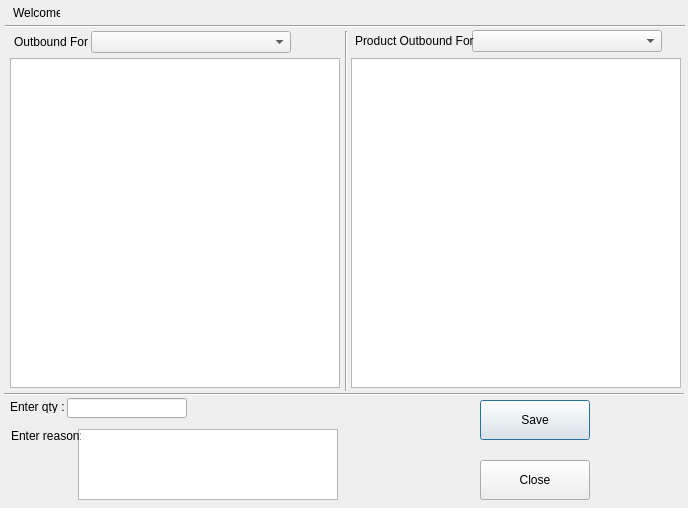
The window that uiview/qtui/ui_oubound.ui (himalsaman/kmfmaintenance) describes before a commit, drawn with Qt 5.
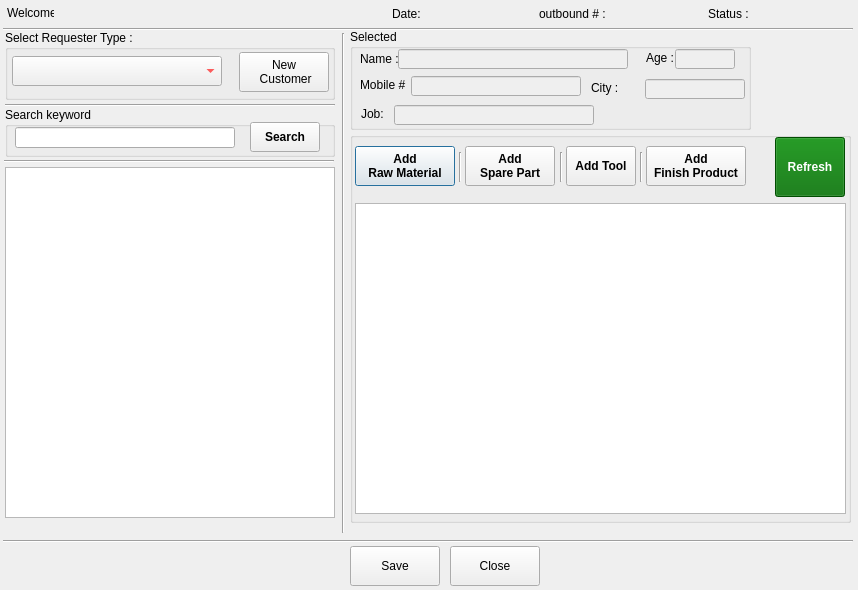
The same window after the commit.

Patch:
```diff
--- a/uiview/qtui/ui_oubound.ui
+++ b/uiview/qtui/ui_oubound.ui
@@ -1,40 +1,46 @@
 <?xml version="1.0" encoding="UTF-8"?>
 <ui version="4.0">
- <class>outboundDialog</class>
- <widget class="QDialog" name="outboundDialog">
+ <class>createOBDialog</class>
+ <widget class="QDialog" name="createOBDialog">
   <property name="geometry">
    <rect>
     <x>0</x>
     <y>0</y>
-    <width>688</width>
-    <height>508</height>
+    <width>858</width>
+    <height>590</height>
    </rect>
   </property>
   <property name="windowTitle">
-   <string>Outbound</string>
+   <string>Create Outbound</string>
   </property>
   <widget class="QLabel" name="label">
    <property name="geometry">
     <rect>
-     <x>13</x>
+     <x>7</x>
      <y>3</y>
      <width>47</width>
      <height>20</height>
     </rect>
    </property>
    <property name="text">
-    <string>Welcome,</string>
+    <string>Welcome, </string>
    </property>
   </widget>
-  <widget class="QLabel" name="label_2">
+  <widget class="QLabel" name="loggedUserlbl">
    <property name="geometry">
     <rect>
-     <x>66</x>
-     <y>3</y>
-     <width>210</width>
+     <x>58</x>
+     <y>4</y>
+     <width>180</width>
      <height>20</height>
     </rect>
    </property>
+   <property name="font">
+    <font>
+     <weight>75</weight>
+     <bold>true</bold>
+    </font>
+   </property>
    <property name="text">
     <string/>
    </property>
@@ -42,9 +48,9 @@
   <widget class="Line" name="line">
    <property name="geometry">
     <rect>
-     <x>5</x>
-     <y>25</y>
-     <width>680</width>
+     <x>3</x>
+     <y>28</y>
+     <width>850</width>
      <height>3</height>
     </rect>
    </property>
@@ -52,230 +58,311 @@
     <enum>Qt::Horizontal</enum>
    </property>
   </widget>
-  <widget class="QTableView" name="empltableView">
-   <property name="geometry">
-    <rect>
-     <x>10</x>
-     <y>58</y>
-     <width>330</width>
-     <height>330</height>
-    </rect>
+  <widget class="QGroupBox" name="bomgroupbox">
+   <property name="enabled">
+    <bool>true</bool>
    </property>
-  </widget>
-  <widget class="QTableView" name="toltableView">
    <property name="geometry">
     <rect>
-     <x>351</x>
-     <y>58</y>
-     <width>330</width>
-     <height>330</height>
+     <x>350</x>
+     <y>132</y>
+     <width>501</width>
+     <height>391</height>
     </rect>
    </property>
-  </widget>
-  <widget class="QTableView" name="finishtableView">
-   <property name="geometry">
-    <rect>
-     <x>351</x>
-     <y>58</y>
-     <width>330</width>
-     <height>330</height>
-    </rect>
+   <property name="title">
+    <string/>
    </property>
-  </widget>
-  <widget class="Line" name="line_2">
-   <property name="geometry">
-    <rect>
-     <x>4</x>
-     <y>393</y>
-     <width>680</width>
-     <height>3</height>
-    </rect>
-   </property>
-   <property name="orientation">
-    <enum>Qt::Horizontal</enum>
-   </property>
-  </widget>
-  <widget class="QLabel" name="label_4">
-   <property name="geometry">
-    <rect>
-     <x>14</x>
-     <y>35</y>
-     <width>80</width>
-     <height>13</height>
-    </rect>
-   </property>
-   <property name="text">
-    <string>Outbound For :</string>
-   </property>
-  </widget>
-  <widget class="QComboBox" name="percomboBox">
-   <property name="geometry">
-    <rect>
-     <x>91</x>
-     <y>31</y>
-     <width>200</width>
-     <height>22</height>
-    </rect>
-   </property>
-   <item>
-    <property name="text">
-     <string/>
+   <widget class="QPushButton" name="addNewRMbtn">
+    <property name="geometry">
+     <rect>
+      <x>5</x>
+      <y>14</y>
+      <width>100</width>
+      <height>40</height>
+     </rect>
     </property>
-   </item>
-   <item>
-    <property name="text">
-     <string>Employee</string>
+    <property name="font">
+     <font>
+      <pointsize>9</pointsize>
+      <weight>75</weight>
+      <bold>true</bold>
+     </font>
     </property>
-   </item>
-   <item>
     <property name="text">
-     <string>Customer</string>
+     <string>Add 
+Raw Material</string>
     </property>
-   </item>
-  </widget>
-  <widget class="QTableView" name="custableView">
-   <property name="geometry">
-    <rect>
-     <x>10</x>
-     <y>58</y>
-     <width>330</width>
-     <height>330</height>
-    </rect>
-   </property>
-  </widget>
-  <widget class="Line" name="line_3">
-   <property name="geometry">
-    <rect>
-     <x>345</x>
-     <y>31</y>
-     <width>3</width>
-     <height>360</height>
-    </rect>
-   </property>
-   <property name="orientation">
-    <enum>Qt::Vertical</enum>
-   </property>
-  </widget>
-  <widget class="QComboBox" name="procomboBox">
-   <property name="geometry">
-    <rect>
-     <x>472</x>
-     <y>30</y>
-     <width>190</width>
-     <height>22</height>
-    </rect>
-   </property>
-   <item>
-    <property name="text">
-     <string/>
+   </widget>
+   <widget class="QPushButton" name="addNewSPbtn">
+    <property name="geometry">
+     <rect>
+      <x>115</x>
+      <y>14</y>
+      <width>90</width>
+      <height>40</height>
+     </rect>
     </property>
-   </item>
-   <item>
+    <property name="font">
+     <font>
+      <pointsize>9</pointsize>
+      <weight>75</weight>
+      <bold>true</bold>
+     </font>
+    </property>
     <property name="text">
-     <string>Tools</string>
+     <string>Add 
+Spare Part</string>
     </property>
-   </item>
-   <item>
+   </widget>
+   <widget class="QTableView" name="protableView">
+    <property name="geometry">
+     <rect>
+      <x>5</x>
+      <y>71</y>
+      <width>491</width>
+      <height>311</height>
+     </rect>
+    </property>
+    <property name="editTriggers">
+     <set>QAbstractItemView::NoEditTriggers</set>
+    </property>
+    <property name="tabKeyNavigation">
+     <bool>false</bool>
+    </property>
+    <property name="showDropIndicator" stdset="0">
+     <bool>false</bool>
+    </property>
+    <property name="dragDropOverwriteMode">
+     <bool>false</bool>
+    </property>
+    <property name="selectionMode">
+     <enum>QAbstractItemView::SingleSelection</enum>
+    </property>
+    <property name="selectionBehavior">
+     <enum>QAbstractItemView::SelectRows</enum>
+    </property>
+   </widget>
+   <widget class="QPushButton" name="addNewTObtn">
+    <property name="geometry">
+     <rect>
+      <x>216</x>
+      <y>14</y>
+      <width>70</width>
+      <height>40</height>
+     </rect>
+    </property>
+    <property name="font">
+     <font>
+      <pointsize>9</pointsize>
+      <weight>75</weight>
+      <bold>true</bold>
+     </font>
+    </property>
     <property name="text">
-     <string>Spare Part</string>
+     <string>Add Tool</string>
     </property>
-   </item>
-   <item>
+   </widget>
+   <widget class="QPushButton" name="addNewFPbtn">
+    <property name="geometry">
+     <rect>
+      <x>296</x>
+      <y>14</y>
+      <width>100</width>
+      <height>40</height>
+     </rect>
+    </property>
+    <property name="font">
+     <font>
+      <pointsize>9</pointsize>
+      <weight>75</weight>
+      <bold>true</bold>
+     </font>
+    </property>
     <property name="text">
-     <string>Raw Material</string>
+     <string>Add 
+Finish Product</string>
     </property>
-   </item>
-   <item>
+   </widget>
+   <widget class="Line" name="line_2">
+    <property name="geometry">
+     <rect>
+      <x>109</x>
+      <y>20</y>
+      <width>3</width>
+      <height>30</height>
+     </rect>
+    </property>
+    <property name="orientation">
+     <enum>Qt::Vertical</enum>
+    </property>
+   </widget>
+   <widget class="Line" name="line_4">
+    <property name="geometry">
+     <rect>
+      <x>210</x>
+      <y>20</y>
+      <width>3</width>
+      <height>30</height>
+     </rect>
+    </property>
+    <property name="orientation">
+     <enum>Qt::Vertical</enum>
+    </property>
+   </widget>
+   <widget class="Line" name="line_5">
+    <property name="geometry">
+     <rect>
+      <x>290</x>
+      <y>20</y>
+      <width>3</width>
+      <height>30</height>
+     </rect>
+    </property>
+    <property name="orientation">
+     <enum>Qt::Vertical</enum>
+    </property>
+   </widget>
+   <widget class="QPushButton" name="refreshbtn">
+    <property name="geometry">
+     <rect>
+      <x>425</x>
+      <y>5</y>
+      <width>70</width>
+      <height>60</height>
+     </rect>
+    </property>
+    <property name="font">
+     <font>
+      <pointsize>9</pointsize>
+      <weight>75</weight>
+      <bold>true</bold>
+     </font>
+    </property>
+    <property name="styleSheet">
+     <string notr="true">background-color: rgb(0, 108, 0);
+color: rgb(255, 255, 255);</string>
+    </property>
     <property name="text">
-     <string>Finish Product</string>
+     <string>Refresh</string>
     </property>
-   </item>
+   </widget>
   </widget>
-  <widget class="QLabel" name="label_6">
+  <widget class="QLabel" name="label_2">
    <property name="geometry">
     <rect>
-     <x>355</x>
-     <y>34</y>
-     <width>120</width>
-     <height>13</height>
+     <x>392</x>
+     <y>4</y>
+     <width>30</width>
+     <height>20</height>
     </rect>
    </property>
    <property name="text">
-    <string>Product Outbound For :</string>
+    <string>Date:</string>
    </property>
   </widget>
-  <widget class="QLabel" name="label_3">
+  <widget class="QLabel" name="nowdatelbl">
    <property name="geometry">
     <rect>
-     <x>10</x>
-     <y>400</y>
-     <width>60</width>
-     <height>13</height>
+     <x>424</x>
+     <y>4</y>
+     <width>111</width>
+     <height>20</height>
     </rect>
    </property>
+   <property name="font">
+    <font>
+     <weight>75</weight>
+     <bold>true</bold>
+    </font>
+   </property>
    <property name="text">
-    <string>Enter qty :</string>
+    <string/>
    </property>
   </widget>
-  <widget class="QLineEdit" name="qtyled">
+  <widget class="QLabel" name="outboundnumlbl">
    <property name="geometry">
     <rect>
-     <x>67</x>
-     <y>398</y>
-     <width>120</width>
+     <x>605</x>
+     <y>4</y>
+     <width>100</width>
      <height>20</height>
     </rect>
    </property>
-  </widget>
-  <widget class="QTextEdit" name="reasonled">
-   <property name="geometry">
-    <rect>
-     <x>78</x>
-     <y>429</y>
-     <width>260</width>
-     <height>71</height>
-    </rect>
+   <property name="font">
+    <font>
+     <weight>75</weight>
+     <bold>true</bold>
+    </font>
+   </property>
+   <property name="text">
+    <string/>
    </property>
   </widget>
   <widget class="QLabel" name="label_5">
    <property name="geometry">
     <rect>
-     <x>11</x>
-     <y>429</y>
+     <x>539</x>
+     <y>4</y>
      <width>70</width>
-     <height>13</height>
+     <height>20</height>
     </rect>
    </property>
    <property name="text">
-    <string>Enter reason:</string>
+    <string>outbound # :</string>
    </property>
   </widget>
-  <widget class="QTableView" name="rawtableView">
+  <widget class="QLabel" name="label_6">
    <property name="geometry">
     <rect>
-     <x>351</x>
-     <y>58</y>
-     <width>330</width>
-     <height>330</height>
+     <x>708</x>
+     <y>4</y>
+     <width>40</width>
+     <height>20</height>
     </rect>
    </property>
+   <property name="text">
+    <string>Status :</string>
+   </property>
   </widget>
-  <widget class="QTableView" name="sparetableView">
+  <widget class="QLabel" name="outboundstatuslbl">
    <property name="geometry">
     <rect>
-     <x>351</x>
-     <y>58</y>
-     <width>330</width>
-     <height>330</height>
+     <x>746</x>
+     <y>4</y>
+     <width>101</width>
+     <height>20</height>
     </rect>
+   </property>
+   <property name="font">
+    <font>
+     <weight>75</weight>
+     <bold>true</bold>
+    </font>
+   </property>
+   <property name="text">
+    <string/>
+   </property>
+  </widget>
+  <widget class="Line" name="line_7">
+   <property name="geometry">
+    <rect>
+     <x>3</x>
+     <y>540</y>
+     <width>850</width>
+     <height>3</height>
+    </rect>
+   </property>
+   <property name="orientation">
+    <enum>Qt::Horizontal</enum>
    </property>
   </widget>
   <widget class="QPushButton" name="savebtn">
    <property name="geometry">
     <rect>
-     <x>480</x>
-     <y>400</y>
-     <width>110</width>
+     <x>350</x>
+     <y>546</y>
+     <width>90</width>
      <height>40</height>
     </rect>
    </property>
@@ -286,9 +373,9 @@
   <widget class="QPushButton" name="closebtn">
    <property name="geometry">
     <rect>
-     <x>480</x>
-     <y>460</y>
-     <width>110</width>
+     <x>450</x>
+     <y>546</y>
+     <width>90</width>
      <height>40</height>
     </rect>
    </property>
@@ -296,6 +383,354 @@
     <string>Close</string>
    </property>
   </widget>
+  <widget class="QGroupBox" name="searchresultgbox">
+   <property name="geometry">
+    <rect>
+     <x>350</x>
+     <y>29</y>
+     <width>401</width>
+     <height>101</height>
+    </rect>
+   </property>
+   <property name="title">
+    <string>Selected </string>
+   </property>
+   <widget class="QLabel" name="label_8">
+    <property name="geometry">
+     <rect>
+      <x>10</x>
+      <y>20</y>
+      <width>47</width>
+      <height>20</height>
+     </rect>
+    </property>
+    <property name="text">
+     <string>Name :</string>
+    </property>
+   </widget>
+   <widget class="QLineEdit" name="nameled">
+    <property name="enabled">
+     <bool>false</bool>
+    </property>
+    <property name="geometry">
+     <rect>
+      <x>48</x>
+      <y>20</y>
+      <width>230</width>
+      <height>20</height>
+     </rect>
+    </property>
+    <property name="font">
+     <font>
+      <pointsize>9</pointsize>
+      <weight>75</weight>
+      <bold>true</bold>
+     </font>
+    </property>
+    <property name="styleSheet">
+     <string notr="true">color: rgb(255, 0, 0);</string>
+    </property>
+   </widget>
+   <widget class="QLineEdit" name="mobnumled">
+    <property name="enabled">
+     <bool>false</bool>
+    </property>
+    <property name="geometry">
+     <rect>
+      <x>61</x>
+      <y>47</y>
+      <width>170</width>
+      <height>20</height>
+     </rect>
+    </property>
+    <property name="font">
+     <font>
+      <pointsize>9</pointsize>
+      <weight>75</weight>
+      <bold>true</bold>
+     </font>
+    </property>
+    <property name="styleSheet">
+     <string notr="true">color: rgb(255, 0, 0);</string>
+    </property>
+   </widget>
+   <widget class="QLabel" name="label_9">
+    <property name="geometry">
+     <rect>
+      <x>10</x>
+      <y>46</y>
+      <width>47</width>
+      <height>20</height>
+     </rect>
+    </property>
+    <property name="text">
+     <string>Mobile # :</string>
+    </property>
+   </widget>
+   <widget class="QLineEdit" name="cityled">
+    <property name="enabled">
+     <bool>false</bool>
+    </property>
+    <property name="geometry">
+     <rect>
+      <x>295</x>
+      <y>50</y>
+      <width>100</width>
+      <height>20</height>
+     </rect>
+    </property>
+    <property name="font">
+     <font>
+      <pointsize>9</pointsize>
+      <weight>75</weight>
+      <bold>true</bold>
+     </font>
+    </property>
+    <property name="styleSheet">
+     <string notr="true">color: rgb(255, 0, 0);</string>
+    </property>
+   </widget>
+   <widget class="QLabel" name="citylbl">
+    <property name="geometry">
+     <rect>
+      <x>241</x>
+      <y>49</y>
+      <width>61</width>
+      <height>20</height>
+     </rect>
+    </property>
+    <property name="text">
+     <string>City :</string>
+    </property>
+   </widget>
+   <widget class="QLabel" name="joblbl">
+    <property name="geometry">
+     <rect>
+      <x>11</x>
+      <y>75</y>
+      <width>30</width>
+      <height>20</height>
+     </rect>
+    </property>
+    <property name="text">
+     <string>Job:</string>
+    </property>
+   </widget>
+   <widget class="QLineEdit" name="jobled">
+    <property name="enabled">
+     <bool>false</bool>
+    </property>
+    <property name="geometry">
+     <rect>
+      <x>44</x>
+      <y>76</y>
+      <width>200</width>
+      <height>20</height>
+     </rect>
+    </property>
+    <property name="font">
+     <font>
+      <pointsize>9</pointsize>
+      <weight>75</weight>
+      <bold>true</bold>
+     </font>
+    </property>
+    <property name="styleSheet">
+     <string notr="true">color: rgb(255, 0, 0);</string>
+    </property>
+   </widget>
+   <widget class="QLineEdit" name="ageled">
+    <property name="enabled">
+     <bool>false</bool>
+    </property>
+    <property name="geometry">
+     <rect>
+      <x>325</x>
+      <y>20</y>
+      <width>60</width>
+      <height>20</height>
+     </rect>
+    </property>
+    <property name="font">
+     <font>
+      <pointsize>9</pointsize>
+      <weight>75</weight>
+      <bold>true</bold>
+     </font>
+    </property>
+    <property name="styleSheet">
+     <string notr="true">color: rgb(255, 0, 0);</string>
+    </property>
+   </widget>
+   <widget class="QLabel" name="label_12">
+    <property name="geometry">
+     <rect>
+      <x>296</x>
+      <y>19</y>
+      <width>30</width>
+      <height>20</height>
+     </rect>
+    </property>
+    <property name="text">
+     <string>Age :</string>
+    </property>
+   </widget>
+  </widget>
+  <widget class="QGroupBox" name="groupBox_2">
+   <property name="geometry">
+    <rect>
+     <x>5</x>
+     <y>30</y>
+     <width>330</width>
+     <height>70</height>
+    </rect>
+   </property>
+   <property name="title">
+    <string>Select Requester Type :</string>
+   </property>
+   <widget class="QComboBox" name="reqTypecomboBox">
+    <property name="geometry">
+     <rect>
+      <x>7</x>
+      <y>26</y>
+      <width>210</width>
+      <height>30</height>
+     </rect>
+    </property>
+    <property name="font">
+     <font>
+      <pointsize>10</pointsize>
+      <weight>75</weight>
+      <italic>false</italic>
+      <bold>true</bold>
+      <underline>false</underline>
+     </font>
+    </property>
+    <property name="styleSheet">
+     <string notr="true">color: rgb(255, 0, 0);</string>
+    </property>
+    <item>
+     <property name="text">
+      <string/>
+     </property>
+    </item>
+    <item>
+     <property name="text">
+      <string>Employee</string>
+     </property>
+    </item>
+    <item>
+     <property name="text">
+      <string>Customer</string>
+     </property>
+    </item>
+   </widget>
+   <widget class="QPushButton" name="newCustbtn">
+    <property name="geometry">
+     <rect>
+      <x>234</x>
+      <y>22</y>
+      <width>90</width>
+      <height>40</height>
+     </rect>
+    </property>
+    <property name="text">
+     <string>New
+ Customer</string>
+    </property>
+   </widget>
+  </widget>
+  <widget class="Line" name="line_6">
+   <property name="geometry">
+    <rect>
+     <x>342</x>
+     <y>33</y>
+     <width>3</width>
+     <height>500</height>
+    </rect>
+   </property>
+   <property name="orientation">
+    <enum>Qt::Vertical</enum>
+   </property>
+  </widget>
+  <widget class="Line" name="line_8">
+   <property name="geometry">
+    <rect>
+     <x>5</x>
+     <y>100</y>
+     <width>330</width>
+     <height>10</height>
+    </rect>
+   </property>
+   <property name="orientation">
+    <enum>Qt::Horizontal</enum>
+   </property>
+  </widget>
+  <widget class="QGroupBox" name="groupBox_3">
+   <property name="geometry">
+    <rect>
+     <x>5</x>
+     <y>107</y>
+     <width>330</width>
+     <height>50</height>
+    </rect>
+   </property>
+   <property name="title">
+    <string>Search keyword</string>
+   </property>
+   <widget class="QLineEdit" name="searchled">
+    <property name="geometry">
+     <rect>
+      <x>10</x>
+      <y>20</y>
+      <width>220</width>
+      <height>21</height>
+     </rect>
+    </property>
+   </widget>
+   <widget class="QPushButton" name="searchbtn">
+    <property name="geometry">
+     <rect>
+      <x>245</x>
+      <y>15</y>
+      <width>70</width>
+      <height>30</height>
+     </rect>
+    </property>
+    <property name="font">
+     <font>
+      <weight>75</weight>
+      <bold>true</bold>
+     </font>
+    </property>
+    <property name="text">
+     <string>Search</string>
+    </property>
+   </widget>
+  </widget>
+  <widget class="Line" name="line_9">
+   <property name="geometry">
+    <rect>
+     <x>4</x>
+     <y>156</y>
+     <width>330</width>
+     <height>10</height>
+    </rect>
+   </property>
+   <property name="orientation">
+    <enum>Qt::Horizontal</enum>
+   </property>
+  </widget>
+  <widget class="QListWidget" name="rqulistWidget">
+   <property name="geometry">
+    <rect>
+     <x>5</x>
+     <y>167</y>
+     <width>330</width>
+     <height>351</height>
+    </rect>
+   </property>
+  </widget>
  </widget>
  <resources/>
  <connections/>
```
